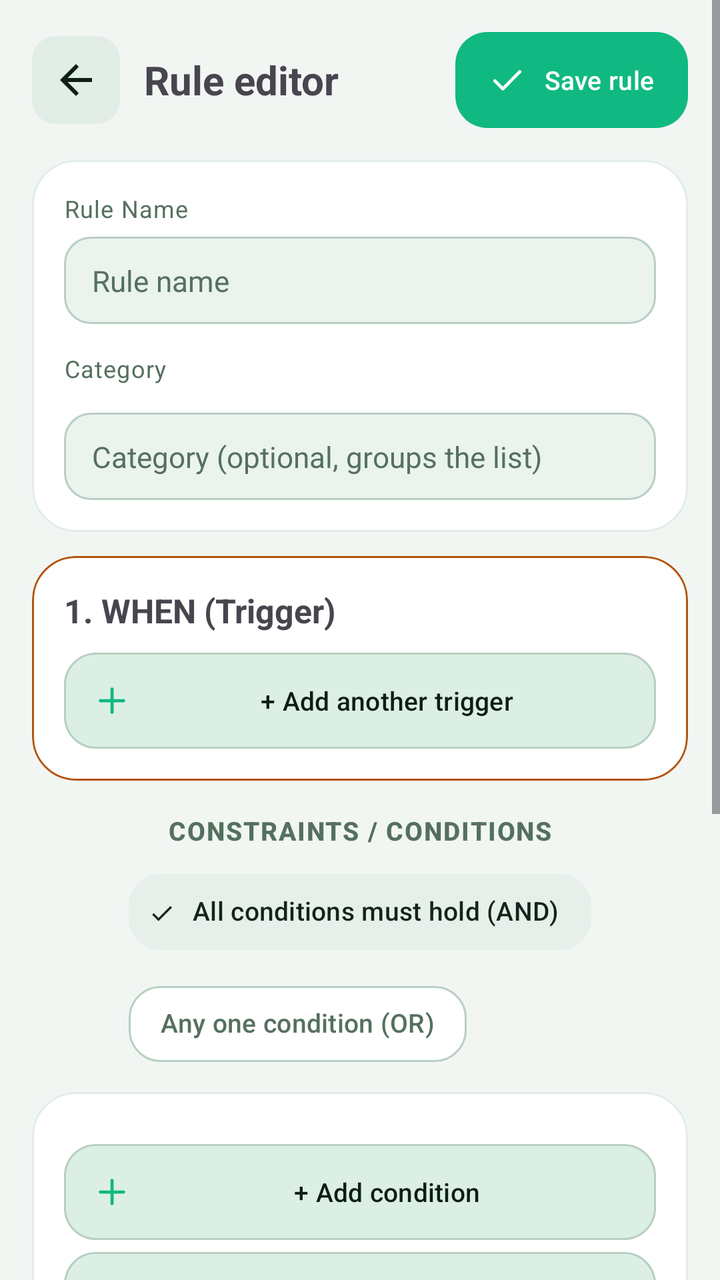
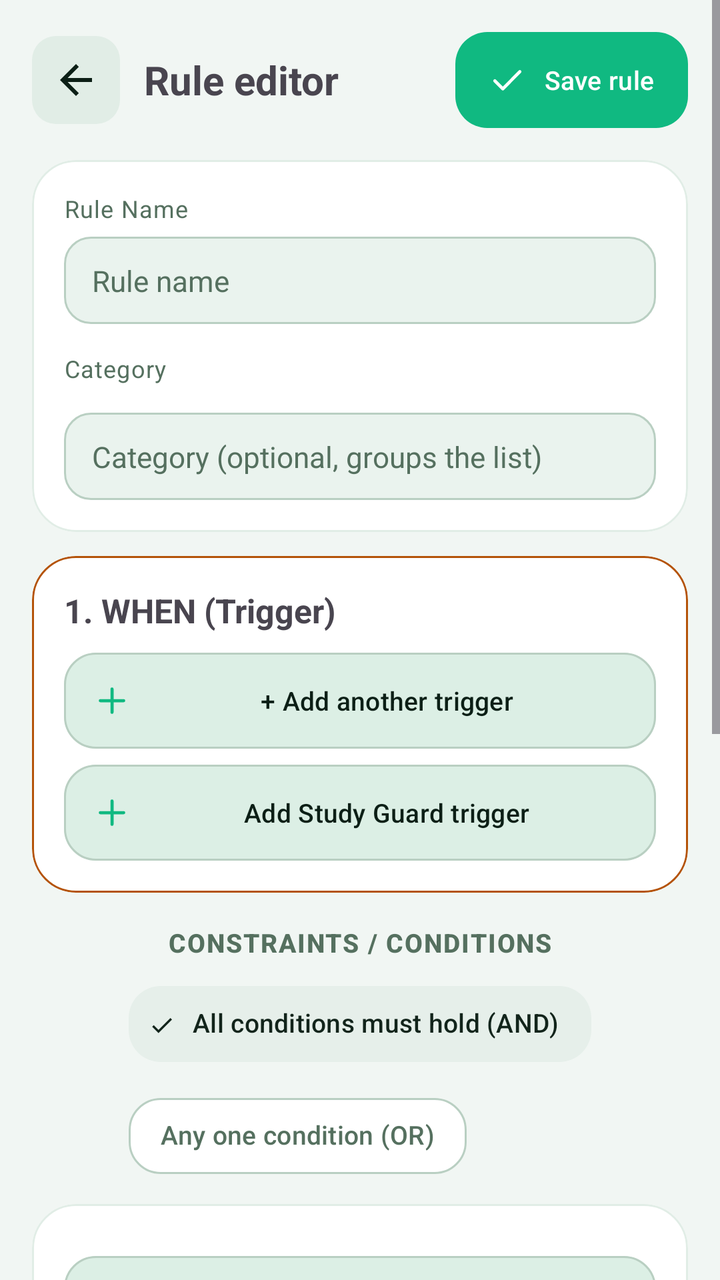

Two renders of the same Android screen: before a commit and after it. Below are the layout's source before the change and the commit's diff.
<!-- AndroidManifest.xml: application theme Theme.PhoneLink -->
<!-- res/layout/activity_rule_editor.xml -->
<?xml version="1.0" encoding="utf-8"?>
<ScrollView xmlns:android="http://schemas.android.com/apk/res/android"
    xmlns:app="http://schemas.android.com/apk/res-auto"
    android:layout_width="match_parent"
    android:layout_height="match_parent">

    <LinearLayout
        android:layout_width="match_parent"
        android:layout_height="wrap_content"
        android:orientation="vertical"
        android:padding="16dp">

        <LinearLayout
            android:layout_width="match_parent"
            android:layout_height="wrap_content"
            android:gravity="center_vertical"
            android:orientation="horizontal">

            <ImageButton
                android:id="@+id/btnEditorBack"
                android:layout_width="44dp"
                android:layout_height="44dp"
                android:background="@drawable/bg_back_chip"
                android:contentDescription="@string/btn_back"
                android:padding="10dp"
                android:src="@drawable/ic_arrow_back"
                android:tint="?attr/colorOnSurface" />

            <TextView
                android:layout_width="0dp"
                android:layout_height="wrap_content"
                android:layout_marginStart="12dp"
                android:layout_weight="1"
                android:text="@string/auto_editor_title"
                android:textSize="20sp"
                android:textStyle="bold" />

            <com.google.android.material.button.MaterialButton
                android:id="@+id/btnSaveRule"
                style="@style/PL.BtnPill"
                android:layout_width="wrap_content"
                android:layout_height="wrap_content"
                android:text="@string/auto_save"
                app:icon="@drawable/ic_check" />
        </LinearLayout>

        
        <com.google.android.material.card.MaterialCardView
            android:layout_width="match_parent"
            android:layout_height="wrap_content"
            android:layout_marginTop="16dp">

            <LinearLayout
                android:layout_width="match_parent"
                android:layout_height="wrap_content"
                android:orientation="vertical"
                android:padding="16dp">

                <TextView
                    style="@style/PL.BodySmall"
                    android:text="@string/ed_name_label" />

                <EditText
                    android:id="@+id/etRuleName"
                    style="@style/PL.FieldPlain"
                    android:layout_marginTop="6dp"
                    android:hint="@string/auto_rule_name_hint"
                    android:inputType="text"
                    android:maxLines="1" />

                <TextView
                    style="@style/PL.BodySmall"
                    android:layout_marginTop="14dp"
                    android:text="@string/ed_cat_label" />

                <com.google.android.material.chip.ChipGroup
                    android:id="@+id/cgRuleCats"
                    android:layout_width="match_parent"
                    android:layout_height="wrap_content"
                    android:layout_marginTop="6dp"
                    app:singleSelection="true" />

                <EditText
                    android:id="@+id/etRuleCat"
                    style="@style/PL.FieldPlain"
                    android:layout_marginTop="8dp"
                    android:hint="@string/auto_cat_hint"
                    android:inputType="text"
                    android:maxLines="1" />
            </LinearLayout>
        </com.google.android.material.card.MaterialCardView>

        
        <com.google.android.material.card.MaterialCardView
            android:layout_width="match_parent"
            android:layout_height="wrap_content"
            android:layout_marginTop="12dp"
            app:strokeColor="@color/pair_code"
            app:strokeWidth="1dp">

            <LinearLayout
                android:layout_width="match_parent"
                android:layout_height="wrap_content"
                android:orientation="vertical"
                android:padding="16dp">

                <TextView
                    android:layout_width="match_parent"
                    android:layout_height="wrap_content"
                    android:text="@string/ed_when"
                    android:textSize="16.5sp"
                    android:textStyle="bold" />

                <LinearLayout
                    android:id="@+id/trigContainer"
                    android:layout_width="match_parent"
                    android:layout_height="wrap_content"
                    android:orientation="vertical" />

                <com.google.android.material.button.MaterialButton
                    android:id="@+id/btnAddTrigger"
                    style="@style/PL.BtnGhost"
                    android:layout_width="match_parent"
                    android:layout_height="wrap_content"
                    android:layout_marginTop="10dp"
                    android:text="@string/auto_add_trigger"
                    app:icon="@drawable/ic_plus" />
            </LinearLayout>
        </com.google.android.material.card.MaterialCardView>

        
        <TextView
            style="@style/PL.SecTitle"
            android:layout_marginTop="16dp"
            android:gravity="center"
            android:text="@string/ed_constraints" />

        <com.google.android.material.chip.ChipGroup
            android:id="@+id/cgConsMode"
            android:layout_width="wrap_content"
            android:layout_height="wrap_content"
            android:layout_gravity="center_horizontal"
            android:layout_marginTop="8dp"
            app:selectionRequired="true"
            app:singleSelection="true">

            <com.google.android.material.chip.Chip
                android:id="@+id/chipConsAll"
                style="@style/PL.ChipFilter"
                android:layout_width="wrap_content"
                android:layout_height="wrap_content"
                android:checked="true"
                android:text="@string/auto_cons_all" />

            <com.google.android.material.chip.Chip
                android:id="@+id/chipConsAny"
                style="@style/PL.ChipFilter"
                android:layout_width="wrap_content"
                android:layout_height="wrap_content"
                android:text="@string/auto_cons_any" />
        </com.google.android.material.chip.ChipGroup>

        
        <com.google.android.material.card.MaterialCardView
            android:layout_width="match_parent"
            android:layout_height="wrap_content"
            android:layout_marginTop="10dp">

            <LinearLayout
                android:layout_width="match_parent"
                android:layout_height="wrap_content"
                android:orientation="vertical"
                android:padding="16dp">

                <LinearLayout
                    android:id="@+id/consContainer"
                    android:layout_width="match_parent"
                    android:layout_height="wrap_content"
                    android:orientation="vertical" />

                <com.google.android.material.button.MaterialButton
                    android:id="@+id/btnAddConstraint"
                    style="@style/PL.BtnGhost"
                    android:layout_width="match_parent"
                    android:layout_height="wrap_content"
                    android:layout_marginTop="10dp"
                    android:text="@string/auto_add_constraint"
                    app:icon="@drawable/ic_plus" />

                <com.google.android.material.button.MaterialButton
                    android:id="@+id/btnAddGroup"
                    style="@style/PL.BtnGhost"
                    android:layout_width="match_parent"
                    android:layout_height="wrap_content"
                    android:layout_marginTop="6dp"
                    android:text="@string/btn_add_group"
                    app:icon="@drawable/ic_plus" />
            </LinearLayout>
        </com.google.android.material.card.MaterialCardView>

        
        <com.google.android.material.card.MaterialCardView
            android:layout_width="match_parent"
            android:layout_height="wrap_content"
            android:layout_marginTop="12dp"
            app:strokeColor="?attr/colorPrimary"
            app:strokeWidth="1dp">

            <LinearLayout
                android:layout_width="match_parent"
                android:layout_height="wrap_content"
                android:orientation="vertical"
                android:padding="16dp">

                <TextView
                    android:layout_width="match_parent"
                    android:layout_height="wrap_content"
                    android:text="@string/ed_then"
                    android:textSize="16.5sp"
                    android:textStyle="bold" />

                <LinearLayout
                    android:id="@+id/actContainer"
                    android:layout_width="match_parent"
                    android:layout_height="wrap_content"
                    android:orientation="vertical" />

                <com.google.android.material.button.MaterialButton
                    android:id="@+id/btnAddAction"
                    style="@style/PL.BtnMint"
                    android:layout_width="match_parent"
                    android:layout_height="wrap_content"
                    android:layout_marginTop="10dp"
                    android:text="@string/auto_add_action"
                    app:icon="@drawable/ic_plus" />

                <com.google.android.material.button.MaterialButton
                    android:id="@+id/btnAddIfElse"
                    style="@style/PL.BtnGhost"
                    android:layout_width="match_parent"
                    android:layout_height="wrap_content"
                    android:layout_marginTop="6dp"
                    android:text="@string/btn_add_ifelse"
                    app:icon="@drawable/ic_plus" />
            </LinearLayout>
        </com.google.android.material.card.MaterialCardView>

        
        <LinearLayout
            android:layout_width="match_parent"
            android:layout_height="wrap_content"
            android:layout_marginTop="16dp"
            android:orientation="horizontal">

            <com.google.android.material.button.MaterialButton
                android:id="@+id/btnTestRule"
                style="@style/PL.BtnGhost"
                android:layout_width="0dp"
                android:layout_height="wrap_content"
                android:layout_marginEnd="5dp"
                android:layout_weight="1"
                android:text="@string/ed_test_rule"
                app:icon="@drawable/ic_check" />

            <com.google.android.material.button.MaterialButton
                android:id="@+id/btnDeleteRule"
                style="@style/PL.BtnGhost"
                android:layout_width="0dp"
                android:layout_height="wrap_content"
                android:layout_marginStart="5dp"
                android:layout_weight="1"
                android:text="@string/ed_delete_rule"
                android:textColor="?attr/colorError"
                android:visibility="gone"
                app:icon="@drawable/ic_trash" />
        </LinearLayout>

        
        <LinearLayout
            android:layout_width="match_parent"
            android:layout_height="wrap_content"
            android:layout_marginTop="10dp"
            android:orientation="horizontal">

            <com.google.android.material.button.MaterialButton
                android:id="@+id/btnTraceRule"
                style="@style/PL.BtnGhost"
                android:layout_width="0dp"
                android:layout_height="wrap_content"
                android:layout_marginEnd="5dp"
                android:layout_weight="1"
                android:text="@string/btn_trace"
                app:icon="@drawable/ic_search" />

            <com.google.android.material.button.MaterialButton
                android:id="@+id/btnHistoryRule"
                style="@style/PL.BtnGhost"
                android:layout_width="0dp"
                android:layout_height="wrap_content"
                android:layout_marginStart="5dp"
                android:layout_weight="1"
                android:text="@string/btn_history"
                android:visibility="gone"
                app:icon="@drawable/ic_refresh" />
        </LinearLayout>
    </LinearLayout>
</ScrollView>
<!-- resources referenced by this layout -->
<resources>
  <color name="pair_code">#B45309</color>
  <!-- drawable bg_back_chip (drawable) -->
  <?xml version="1.0" encoding="utf-8"?>
  <shape xmlns:android="http://schemas.android.com/apk/res/android"
      android:shape="rectangle">
      <corners android:radius="12dp" />
      <solid android:color="@color/md_surfaceVariant" />
  </shape>
  <string name="auto_add_action">+ Add action</string>
  <string name="auto_add_constraint">+ Add condition</string>
  <string name="auto_add_trigger">+ Add another trigger</string>
  <string name="auto_cat_hint">Category (optional, groups the list)</string>
  <string name="auto_cons_all">All conditions must hold (AND)</string>
  <string name="auto_cons_any">Any one condition (OR)</string>
  <string name="auto_editor_title">Rule editor</string>
  <string name="auto_rule_name_hint">Rule name</string>
  <string name="auto_save">Save rule</string>
  <string name="btn_add_group">Add condition group</string>
  <string name="btn_add_ifelse">Add If / Else step</string>
  <string name="btn_back">Back</string>
  <string name="btn_history">History</string>
  <string name="btn_trace">Trace</string>
  <string name="ed_cat_label">Category</string>
  <string name="ed_constraints">CONSTRAINTS / CONDITIONS</string>
  <string name="ed_delete_rule">Delete Rule</string>
  <string name="ed_name_label">Rule Name</string>
  <string name="ed_test_rule">Test Run Rule</string>
  <string name="ed_then">2. THEN DO (Actions)</string>
  <string name="ed_when">1. WHEN (Trigger)</string>
  <style name="PL.BodySmall" parent="TextAppearance.Material3.BodySmall">
          <item name="android:layout_width">match_parent</item>
          <item name="android:layout_height">wrap_content</item>
          <item name="android:textColor">?attr/colorOnSurfaceVariant</item>
      </style>
  <style name="PL.ChipFilter" parent="Widget.Material3.Chip.Filter">
          <item name="chipCornerRadius">16dp</item>
          <item name="chipMinHeight">38dp</item>
          <item name="android:textSize">13sp</item>
          <item name="android:maxLines">1</item>
          <item name="android:ellipsize">end</item>
      </style>
  <color name="md_surfaceVariant">#E1EDE6</color>
  <color name="pl_mint">#10B981</color>
  <color name="md_btnFill">#DCEFE5</color>
  <color name="md_primary">#10B981</color>
  <color name="md_onPrimary">#FFFFFF</color>
  <color name="md_primaryContainer">#D9F6E9</color>
  <color name="md_onPrimaryContainer">#06382A</color>
  <color name="md_secondary">#52665C</color>
  <color name="md_onSecondary">#FFFFFF</color>
  <color name="md_secondaryContainer">#E6EFEA</color>
  <color name="md_onSecondaryContainer">#12241B</color>
  <color name="md_background">#F1F6F3</color>
  <color name="md_onBackground">#0C1F16</color>
  <color name="md_surface">#FFFFFF</color>
  <color name="md_onSurface">#0C1F16</color>
  <color name="md_onSurfaceVariant">#55705F</color>
  <color name="md_surfaceContainer">#EAF3EE</color>
  <color name="md_surfaceContainerHigh">#DCEAE2</color>
  <color name="md_outline">#B9CFC2</color>
  <style name="PL.CardView" parent="Widget.Material3.CardView.Filled">
          <item name="cardCornerRadius">22dp</item>
          <item name="cardElevation">0dp</item>
          <item name="strokeWidth">1dp</item>
          <item name="strokeColor">?attr/colorSurfaceVariant</item>
          <item name="cardBackgroundColor">?attr/colorSurface</item>
      </style>
  <color name="md_error">#BA1A1A</color>
  <color name="md_onError">#FFFFFF</color>
  <color name="md_errorContainer">#FDECEC</color>
  <!-- unchanged entries left out for length: 15 -->
</resources>

<!-- the commit's change to res/layout/activity_rule_editor.xml (unified diff, before → after) -->
@@ -125,6 +125,15 @@
                     android:layout_marginTop="10dp"
                     android:text="@string/auto_add_trigger"
                     app:icon="@drawable/ic_plus" />
+
+                <com.google.android.material.button.MaterialButton
+                    android:id="@+id/btnAddStudyGuard"
+                    style="@style/PL.BtnGhost"
+                    android:layout_width="match_parent"
+                    android:layout_height="wrap_content"
+                    android:layout_marginTop="8dp"
+                    android:text="@string/btn_add_study_guard"
+                    app:icon="@drawable/ic_plus" />
             </LinearLayout>
         </com.google.android.material.card.MaterialCardView>
 
@@ -241,6 +250,15 @@
                     android:layout_height="wrap_content"
                     android:layout_marginTop="6dp"
                     android:text="@string/btn_add_ifelse"
+                    app:icon="@drawable/ic_plus" />
+
+                <com.google.android.material.button.MaterialButton
+                    android:id="@+id/btnAddFocusLock"
+                    style="@style/PL.BtnGhost"
+                    android:layout_width="match_parent"
+                    android:layout_height="wrap_content"
+                    android:layout_marginTop="6dp"
+                    android:text="@string/btn_add_focuslock"
                     app:icon="@drawable/ic_plus" />
             </LinearLayout>
         </com.google.android.material.card.MaterialCardView>
<!-- resource entries referenced after the edit -->
@@ -17,8 +17,10 @@
   <string name="auto_editor_title">Rule editor</string>
   <string name="auto_rule_name_hint">Rule name</string>
   <string name="auto_save">Save rule</string>
+  <string name="btn_add_focuslock">Add FocusLock step</string>
   <string name="btn_add_group">Add condition group</string>
   <string name="btn_add_ifelse">Add If / Else step</string>
+  <string name="btn_add_study_guard">Add Study Guard trigger</string>
   <string name="btn_back">Back</string>
   <string name="btn_history">History</string>
   <string name="btn_trace">Trace</string>
